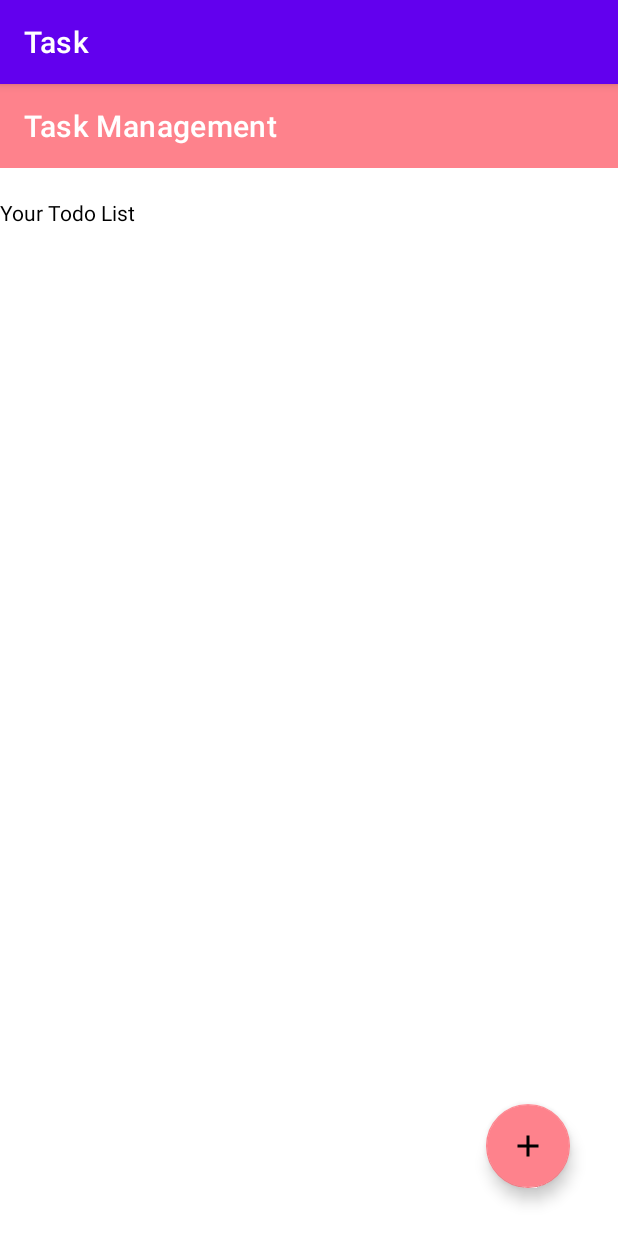
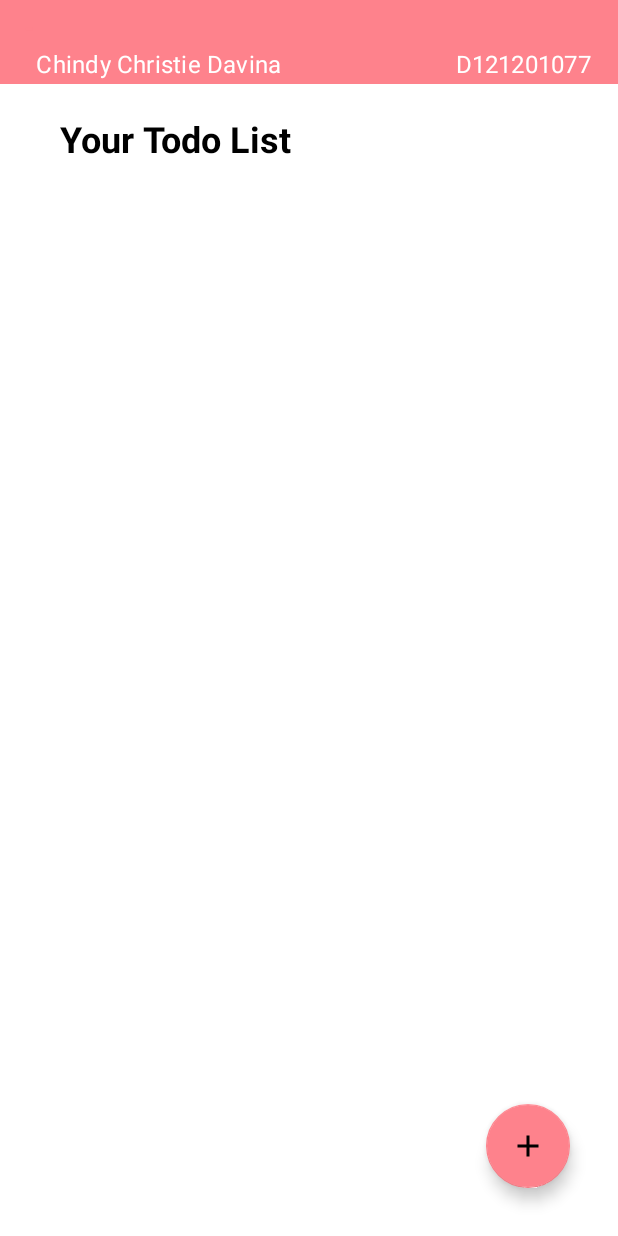
Before and after one commit to christiechindy/task_list_android, an Android app: the screen it shows after launch (MainActivity), on a phone screen of 412 x 824 dp. Run offline under Robolectric (Android 15) with nearby library versions, the phone set to English and light mode, and no system bars; our stand-ins replace Room's generated code.

Commit message:
little changes in UI

```diff
--- a/app/build.gradle
+++ b/app/build.gradle
@@ -7,6 +7,7 @@ plugins {
 }
 
 android {
+
     compileSdk 33
 
     defaultConfig {
--- a/app/src/main/java/com/d121201077/task/AddTaskActivity.kt
+++ b/app/src/main/java/com/d121201077/task/AddTaskActivity.kt
@@ -19,8 +19,7 @@ import java.util.*
 import kotlinx.coroutines.launch
 
 
-class
-AddTaskActivity: AppCompatActivity(){
+class AddTaskActivity: AppCompatActivity(){
     lateinit var adapter: ArrayAdapter<CharSequence>
     lateinit var taskViewModel: TaskViewModel
 
@@ -92,7 +91,7 @@ AddTaskActivity: AppCompatActivity(){
         type = intent.getStringExtra("type").toString()
 
         if(title.isEmpty()) {
-            Toast.makeText(this@AddTaskActivity, "Judul belum terisi", Toast.LENGTH_LONG).show()
+            Toast.makeText(this@AddTaskActivity, "Isilah judul", Toast.LENGTH_LONG).show()
             addTaskTitle.requestFocus()
             return
         }
--- a/app/src/main/res/layout/activity_add_task.xml
+++ b/app/src/main/res/layout/activity_add_task.xml
@@ -10,7 +10,8 @@
     <com.google.android.material.appbar.AppBarLayout
         android:id="@+id/appBarLayout"
         android:layout_width="match_parent"
-        android:layout_height="wrap_content" >
+        android:layout_height="wrap_content"
+        android:theme="@style/AppTheme.AppBarOverlay">
 
         <androidx.appcompat.widget.Toolbar
             android:id="@+id/toolbarAddTask"
--- a/app/src/main/res/layout/activity_main.xml
+++ b/app/src/main/res/layout/activity_main.xml
@@ -8,11 +8,13 @@
 
     <com.google.android.material.appbar.MaterialToolbar
         android:id="@+id/toolbar"
-        app:titleTextColor="@android:color/white"
-        app:title="Task Management"
+        app:title="-"
+        app:titleTextColor="@color/blush"
+        app:subtitleTextColor="@color/white"
+        app:subtitle="  Chindy Christie Davina                            D121201077"
         android:background="@color/blush"
         android:layout_width="match_parent"
-        android:layout_height="wrap_content"/>
+        android:layout_height="wrap_content" />
 
     <TextView
         android:id="@+id/textYourList"
@@ -20,8 +22,10 @@
         android:layout_height="wrap_content"
         android:layout_below="@+id/toolbar"
         android:layout_marginTop="20dp"
-
+        android:layout_marginStart="40dp"
         android:text="Your Todo List"
+        android:textSize="24dp"
+        android:textStyle="bold"
         android:textColor="@color/black" />
 
     <androidx.recyclerview.widget.RecyclerView
--- a/app/src/main/res/values/colors.xml
+++ b/app/src/main/res/values/colors.xml
@@ -11,4 +11,9 @@
     <color name="blush">#FE828C</color>
     <color name="blue">#3F97FF</color>
     <color name="red">#BC0000</color>
+
+    <array name="colors">
+        <item>#BC0000</item>
+        <item>#3F97FF</item>
+    </array>
 </resources>
--- /dev/null
+++ b/app/src/main/res/values/styles.xml
@@ -0,0 +1,15 @@
+<?xml version="1.0" encoding="utf-8"?>
+<resources>
+    <style name="AppTheme" parent="Theme.MaterialComponents.Light.NoActionBar">
+        <item name="colorPrimary">@color/blush</item>
+        <item name="colorPrimaryDark">@color/blue</item>
+        <item name="colorSecondary">@color/blue</item>
+        <item name="textInputStyle">@style/Widget.MaterialComponents.TextInputLayout.OutlinedBox</item>
+    </style>
+    <style name="AppTheme.AppBarOverlay" parent="ThemeOverlay.MaterialComponents.Dark.ActionBar" />
+    <style name="picker" parent="Theme.AppCompat.Light.Dialog">
+        <item name="colorAccent">@color/blue</item>
+    </style>
+
+    <style name="AppTheme.PopupOverlay" parent="ThemeOverlay.MaterialComponents.Light" />
+</resources>
```
Also changed, not shown: app/src/main/AndroidManifest.xml (+7 -8 lines), app/src/main/java/com/d121201077/task/Adapter/TaskAdapter.kt (+10 -0 lines), app/src/main/res/drawable/app_icon.png (added).
